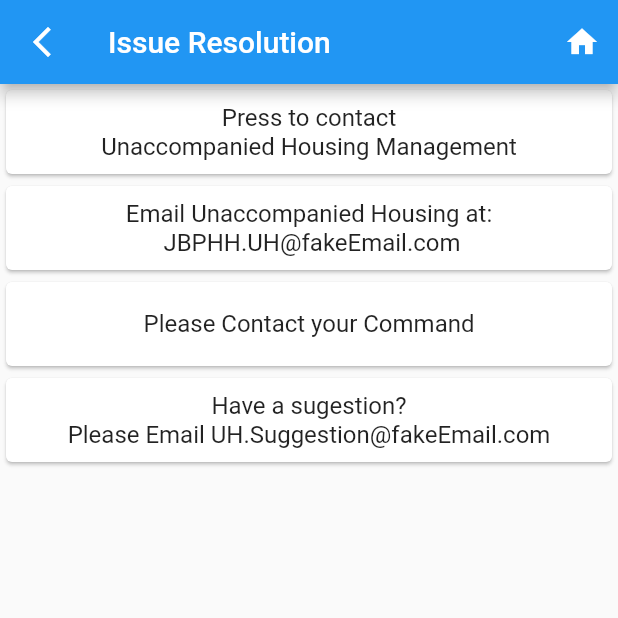
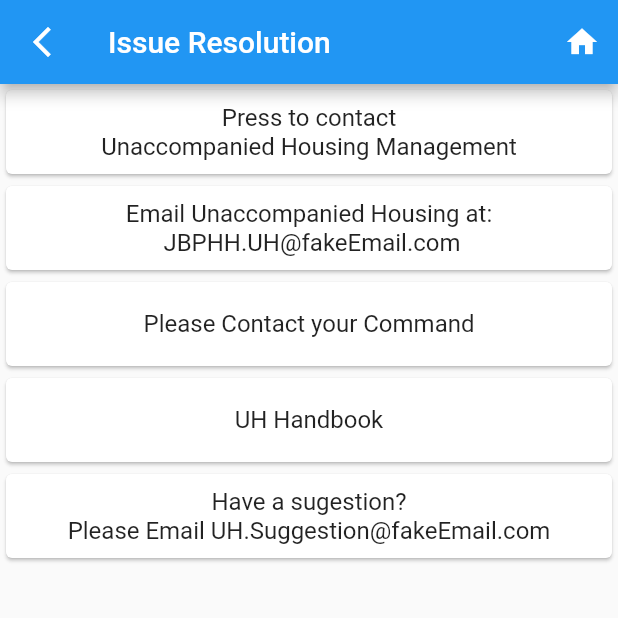
Before and after one commit to Aaron-m-ram/Flutter-Dormitory, a Flutter app: the IssueResolution screen opened directly, on a phone screen of 412 x 824 dp, the top half of it. Run offline on Flutter 3.47's test engine with Material 2 defaults, Android fonts, the phone set to English and light mode, and no system bars.

Commit message:
test - pdf hanbook
testing pdf handbook with url launcher

```diff
--- a/flutter_dorm/lib/issue_res.dart
+++ b/flutter_dorm/lib/issue_res.dart
@@ -6,9 +6,16 @@ final nameArr = [
   'Press to contact \nUnaccompanied Housing Management',
   'Email Unaccompanied Housing at: \n JBPHH.UH@fakeEmail.com',
   "Please Contact your Command",
+  "UH Handbook",
   "Have a sugestion? \nPlease Email UH.Suggestion@fakeEmail.com"
 ];
-final urlArr = ['9876543210', '', '9154977688', ''];
+final urlArr = [
+  '9876543210',
+  '',
+  '9154977688',
+  'https://96f32fff-8d95-47fa-bbab-f82516f9fa7f.filesusr.com/ugd/d07603_5ed0377626c94d499e068f1dc13af740.pdf'
+      ''
+];
 
 class IssueResolution extends StatelessWidget {
   const IssueResolution({super.key});
@@ -52,6 +59,13 @@ class IssueResolution extends StatelessWidget {
                     launchURI); //need this line in order to actually launch phone number
                 //debugPrint("You pressed ${items[index]}");
               }
+              if (index == 3) {
+                debugPrint("UH HANDBOOK!!!!");
+                Uri handbook = Uri.parse(
+                    "https://96f32fff-8d95-47fa-bbab-f82516f9fa7f.filesusr.com/ugd/d07603_5ed0377626c94d499e068f1dc13af740.pdf");
+                //Uri handbook = Uri.parse(urlArr[index]);
+                launchUrl(handbook);
+              }
             },
             child: Card(
               child: ListTile(
```
